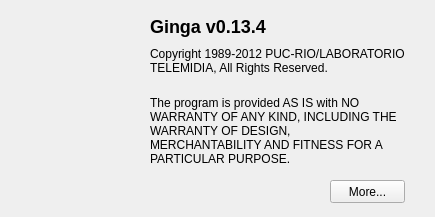
Before: the Qt Designer form application/forms/QnplAboutForm.ui in TeleMidia/ginga-2010-2015-gui, drawn with Qt 5.
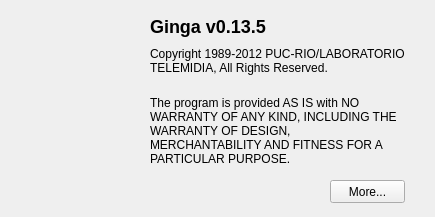
After: the same form once the commit is applied. Icons and pictures are not drawn.

Commit message: Updating ginga version string

Patch:
```diff
--- a/application/forms/QnplAboutForm.ui
+++ b/application/forms/QnplAboutForm.ui
@@ -48,7 +48,7 @@
     <string notr="true">font-weight: bold; font-size: 18px;</string>
    </property>
    <property name="text">
-    <string>Ginga v0.13.4</string>
+    <string>Ginga v0.13.5</string>
    </property>
   </widget>
   <widget class="QPushButton" name="pushButton">
```
